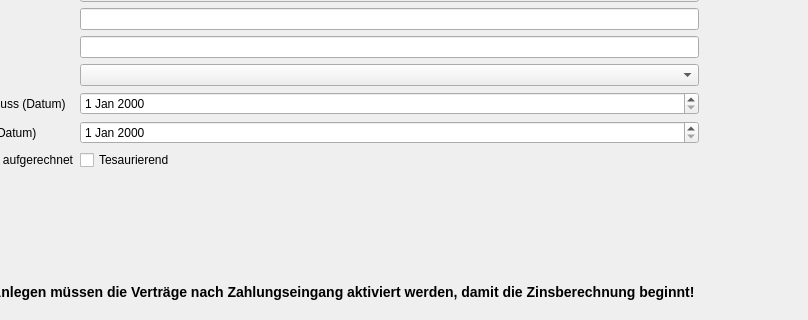
First picture: the form in DKV2/mainwindow.ui, repository Schachigel/DKV2, before the edit; both pictures show x 101 to 909 and y 129 to 449 of the 909 by 567 pixel window.
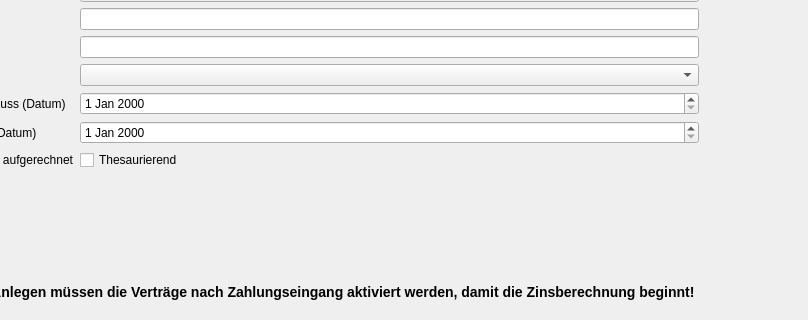
Second picture: the form after the edit. The open tabs and pages were chosen to show the change.

What changed in the file:
```diff
--- a/DKV2/mainwindow.ui
+++ b/DKV2/mainwindow.ui
@@ -475,7 +475,7 @@
           <item row="6" column="1">
            <widget class="QCheckBox" name="chkbTesaurierend">
             <property name="text">
-             <string>Tesaurierend</string>
+             <string>Thesaurierend</string>
             </property>
            </widget>
           </item>
```
Left out of the diff: 40 changed lines with no effect on the pictures.
